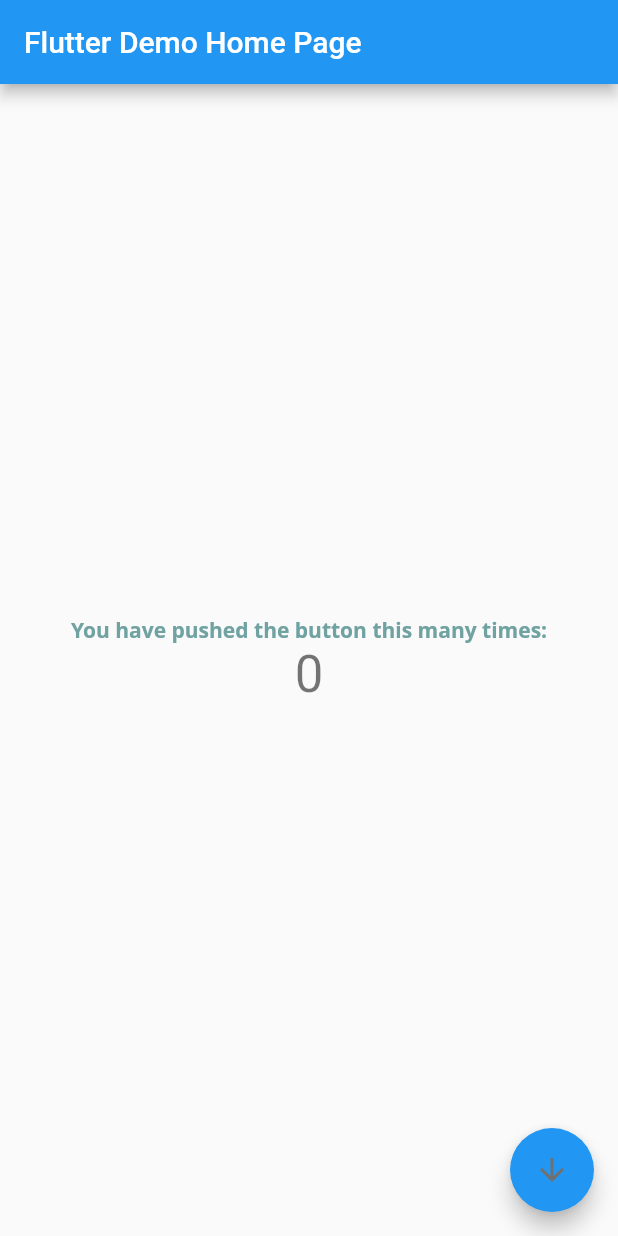
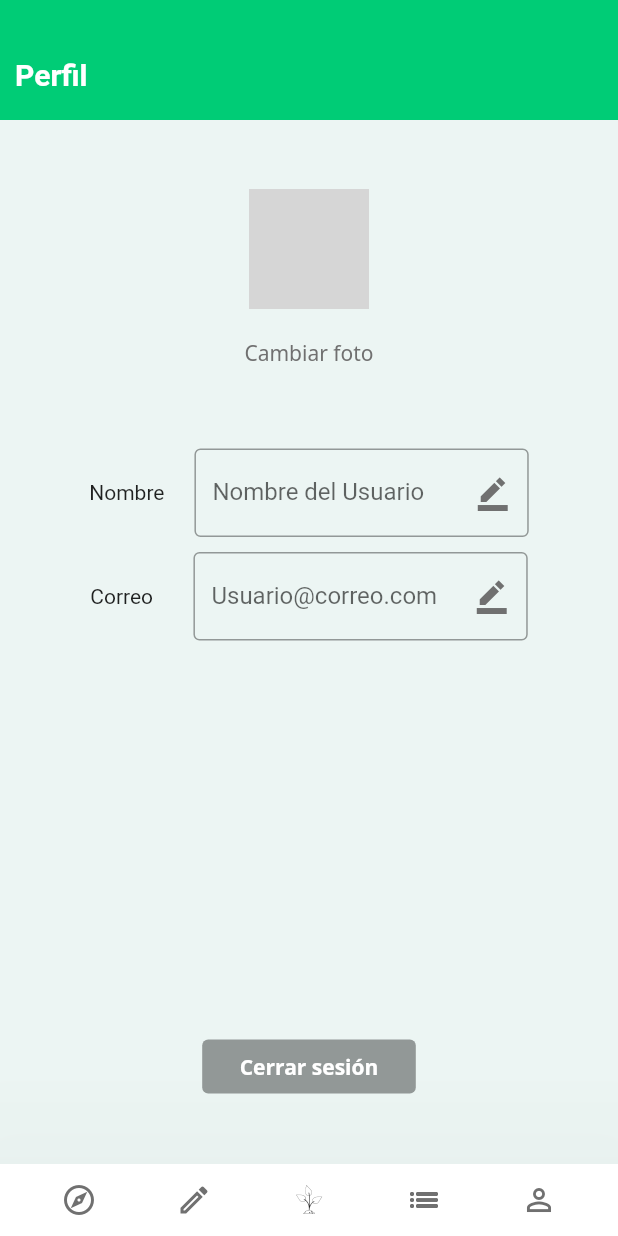
Before and after one commit to DaveAlsina/agro_a_la_mano, a Flutter app: the screen it shows after launch, on a phone screen of 412 x 824 dp. Run offline on Flutter 3.47's test engine with Material 2 defaults, Android fonts, the phone set to English and light mode, and no system bars; Roboto replaces fonts that are missing (Noto Sans); grey boxes are pictures that could not be loaded.

Commit message:
bottom navbar, appbar, y página de perfil completadas

```diff
--- /dev/null
+++ b/agro_a_la_mano_dev/lib/assets/custom_icons_icons.dart
@@ -0,0 +1,25 @@
+/// Flutter icons CustomIcons
+/// Copyright (C) 2021 by original authors @ fluttericon.com, fontello.com
+/// This font was generated by FlutterIcon.com, which is derived from Fontello.
+///
+/// To use this font, place it in your fonts/ directory and include the
+/// following in your pubspec.yaml
+///
+/// flutter:
+///   fonts:
+///    - family:  CustomIcons
+///      fonts:
+///       - asset: fonts/CustomIcons.ttf
+///
+///
+///
+import 'package:flutter/widgets.dart';
+
+class CustomIcons {
+  CustomIcons._();
+
+  static const _kFontFam = 'CustomIcons';
+  static const String? _kFontPkg = null;
+
+  static const IconData icono2 = IconData(0xe800, fontFamily: _kFontFam, fontPackage: _kFontPkg);
+}
--- a/agro_a_la_mano_dev/lib/main.dart
+++ b/agro_a_la_mano_dev/lib/main.dart
@@ -1,10 +1,12 @@
 import 'package:flutter/material.dart';
 import 'package:agro_a_la_mano_dev/stylingConstants/color_constants.dart'
     as Color_constants;
+import 'package:agro_a_la_mano_dev/ui/profile_page.dart';
 import 'assets/icons.dart' as Icons_constants;
 
+
 void main() {
-  runApp(MyApp());
+  runApp(ProfilePage());
 }
 
 class MyApp extends StatelessWidget {
--- /dev/null
+++ b/agro_a_la_mano_dev/lib/ui/customAppBar.dart
@@ -0,0 +1,57 @@
+import 'package:flutter/cupertino.dart';
+import 'package:flutter/material.dart';
+
+//estilos y colores
+import 'package:agro_a_la_mano_dev/stylingConstants/color_constants.dart'
+as colorCons;
+
+
+/*
+ADAPTAR ESTA CLASE Y PONERLE ATRIBUTOS MODIFICABLES:
+ */
+
+class AppBarContent extends StatefulWidget {
+
+  AppBarContent(this.AppBarTitle);
+  String AppBarTitle = '';
+
+  @override
+  _AppBarContentState createState() => _AppBarContentState(AppBarTitle);
+}
+
+class _AppBarContentState extends State<AppBarContent> {
+
+  String title = 'Perfil';
+
+  _AppBarContentState(this.title);
+
+
+  @override
+  Widget build(BuildContext context) {
+
+    return Column(
+      mainAxisAlignment: MainAxisAlignment.end,
+      children: <Widget>[
+        Padding(
+          padding: const EdgeInsets.symmetric(horizontal: 10),
+
+          child: Row(
+            children: <Widget>[
+              Container(
+                child: Text(
+                  title,
+                  style: TextStyle(color: Colors.white,
+                    fontSize: 20,
+                    fontWeight: FontWeight.bold,
+                  ),
+                ),
+              ),
+              Container(height: 60,),
+              const Spacer(flex: 4,),
+            ],
+          ),
+        ),
+      ],
+    );
+  }
+}
--- /dev/null
+++ b/agro_a_la_mano_dev/lib/ui/customBottomNavBar.dart
@@ -0,0 +1,72 @@
+import 'package:flutter/cupertino.dart';
+import 'package:flutter/material.dart';
+
+//estilos
+import 'package:agro_a_la_mano_dev/stylingConstants/color_constants.dart'
+as colorCons;
+import 'package:agro_a_la_mano_dev/stylingConstants/textStyle_constants.dart'
+as textCons;
+import 'package:agro_a_la_mano_dev/assets/icons.dart' as Icons_constants;
+import 'package:agro_a_la_mano_dev/assets/custom_icons_icons.dart' ;
+
+class CustomBottomNavBar extends StatelessWidget {
+  const CustomBottomNavBar({Key? key}) : super(key: key);
+
+  @override
+  Widget build(BuildContext context) {
+
+    return  BottomAppBar(
+      color: Colors.white,
+      elevation: 100,
+      child: Row(
+        children: <Widget>[
+
+          Spacer(),
+
+          IconButton(
+            tooltip: 'Ayuda',
+            icon: Icon(Icons.explore_outlined, color: colorCons.GREY_LETTERS_COLOR,),
+            onPressed: () {},
+          ),
+
+          Spacer(),
+
+          IconButton(
+            tooltip: 'Escribe una pregunta',
+            icon: Icons_constants.WRITE_QUESTION_ICON,
+            onPressed: () {},
+          ),
+
+
+          Spacer(),
+
+          IconButton(
+            tooltip: 'Home',
+            icon: Icon(CustomIcons.icono2),
+            onPressed: () {},
+          ),
+
+
+          Spacer(),
+
+          IconButton(
+            tooltip: 'Historial de preguntas',
+            icon: Icons_constants.HISTORIAL_LIST_ICON,
+            onPressed: () {},
+          ),
+
+          Spacer(),
+
+          IconButton(
+            tooltip: 'Ver perfil',
+            icon: Icons_constants.PROFILE_ICON,
+            onPressed: () {},
+          ),
+
+          Spacer(),
+        ],
+      ),
+    );
+
+  }
+}
--- /dev/null
+++ b/agro_a_la_mano_dev/lib/ui/profile_page.dart
@@ -0,0 +1,228 @@
+//librerias estándar
+import 'package:flutter/cupertino.dart';
+import 'package:flutter/material.dart';
+
+//estilos y colores
+import 'package:agro_a_la_mano_dev/stylingConstants/color_constants.dart'
+as colorCons;
+
+import 'package:agro_a_la_mano_dev/stylingConstants/textStyle_constants.dart'
+as textCons;
+
+import 'package:agro_a_la_mano_dev/assets/icons.dart' as Icons_constants;
+
+//Botton Navigation Bar y Navigation Bar personalizados
+import 'package:agro_a_la_mano_dev/ui/customBottomNavBar.dart';
+import 'package:agro_a_la_mano_dev/ui/customAppBar.dart';
+
+
+/*
+	Atributos:	-> No tiene atributos.
+
+	Descripción: 	Esta es la implementación de la vista de la página del perfil
+	              usuario.
+*/
+
+
+class ProfilePage extends StatefulWidget {
+  const ProfilePage({Key? key}) : super(key: key);
+
+  @override
+  _ProfilePageState createState() => _ProfilePageState();
+}
+
+class _ProfilePageState extends State<ProfilePage> {
+
+  late TextEditingController _nameController = TextEditingController();
+  late TextEditingController _ = TextEditingController();
+
+  @override
+  Widget build(BuildContext context) {
+    return MaterialApp(
+
+      home: Scaffold(
+          body: Container(
+            color: colorCons.BACKGROUND_COLOR,
+
+            child: Column(
+
+              mainAxisAlignment: MainAxisAlignment.center,
+              crossAxisAlignment: CrossAxisAlignment.center,
+
+              children: <Widget>[
+
+                // IMAGEN DE PERFIL
+
+                 Container(
+                  alignment: Alignment.center,
+                  padding: EdgeInsets.all(5),
+                  child: ClipOval(
+                    child: Image.asset(
+                      '../img/lechuga.jpg',
+                      fit: BoxFit.cover,
+                      width: 80,
+                      height: 80,
+                    ),
+                  ),
+                ),
+
+                //BOTON PARA CAMBIAR LA IMAGEN DE PERFIL
+
+                TextButton(
+
+                      onPressed: (){},
+                      child: Text('Cambiar foto',
+                                style: TextStyle(fontFamily: textCons.TEXT_FONT_CONST,
+                                                  color: colorCons.GREY_LETTERS_COLOR,),
+                      ),
+                  ),
+
+
+                  SizedBox(height: 40,),
+
+                  /*
+                  Nombre y campo para cambiarlo
+                   */
+
+                  Row(
+
+                      mainAxisAlignment: MainAxisAlignment.center,
+                      crossAxisAlignment: CrossAxisAlignment.center,
+
+                      children: <Widget>[
+
+
+                        SizedBox(width: 40,),
+
+                        Flexible(child:
+                          Text('Nombre'),
+                          flex: 2,
+                        ),
+
+                        SizedBox(width: 20,),
+
+                          Flexible(
+                              flex: 5,
+                              child:
+                              Container(
+                                child:
+                                  TextField(
+                                    obscureText: true,
+                                    controller: _nameController,
+                                    decoration: InputDecoration(
+                                      border: OutlineInputBorder(),
+                                      labelText: 'Nombre del Usuario',
+                                      suffixIcon: Icon(Icons.border_color_sharp, color: colorCons.GREY_LETTERS_COLOR,),
+                                    ),
+                                  ),
+                              ),
+                          ),
+
+                        SizedBox(width: 40,),
+
+                    ]
+                  ),
+
+                SizedBox(height: 10,),
+
+                /*
+                  Correo y campo para cambiarlo
+                */
+
+                Row(
+
+                    mainAxisAlignment: MainAxisAlignment.center,
+                    crossAxisAlignment: CrossAxisAlignment.center,
+
+                    children: <Widget>[
+
+
+                      SizedBox(width: 40,),
+
+                      Flexible(child:
+                      Text('Correo  '),
+                        flex: 2,
+                      ),
+
+                      SizedBox(width: 20,),
+
+                      Flexible(
+                        flex: 5,
+                        child:
+                        Container(
+                          child:
+                          TextField(
+                            obscureText: true,
+                            controller: _nameController,
+                            decoration: InputDecoration(
+                              border: OutlineInputBorder(),
+                              labelText: 'Usuario@correo.com',
+                              suffixIcon: Icon(Icons.border_color_sharp, color: colorCons.GREY_LETTERS_COLOR,),
+                            ),
+                          ),
+                        ),
+                      ),
+
+                      SizedBox(width: 40,),
+
+                    ]
+                ),
+
+               Spacer(),
+               Spacer(),
+
+                //BOTÓN PARA CERRAR SESIÓN
+
+                Flexible(
+                  flex: 1,
+                  child:
+                  TextButton(
+                      onPressed: () =>(){},
+                      onLongPress: () => (){},
+                      child: Text('Cerrar sesión',
+                        style: TextStyle(fontWeight: FontWeight.bold,
+                                          fontFamily: textCons.TEXT_FONT_CONST,
+                        ),
+                      ),
+                     style: TextButton.styleFrom(
+                       padding: EdgeInsets.fromLTRB(25, 5, 25, 5),
+                       primary: Colors.white,
+                       backgroundColor: Colors.black38,
+                     ),
+                  ),
+                ),
+
+              ]
+            ),
+          ),
+
+
+        appBar: PreferredSize(
+          preferredSize: const Size.fromHeight(80.0),
+          child: Container(
+            decoration: const BoxDecoration(
+              color: colorCons.GREEN_BUTTON_COLOR,
+            ),
+            child: AppBarContent('Perfil'),
+          ),
+        ),
+
+          bottomNavigationBar: CustomBottomNavBar(),
+
+      ),
+    );
+  }
+}
+
+
+/*
+class MyClip extends CustomClipper<Rect> {
+  Rect getClip(Size size) {
+    return Rect.fromLTWH(0, 0, 100, 100);
+  }
+
+  bool shouldReclip(oldClipper) {
+    return false;
+  }
+}
+*/
```
Also changed, not shown: agro_a_la_mano_dev/config.json (added, +24 -0 lines), agro_a_la_mano_dev/pubspec.yaml (+6 -6 lines), agro_a_la_mano_dev/fonts/CustomIcons.ttf (added).
